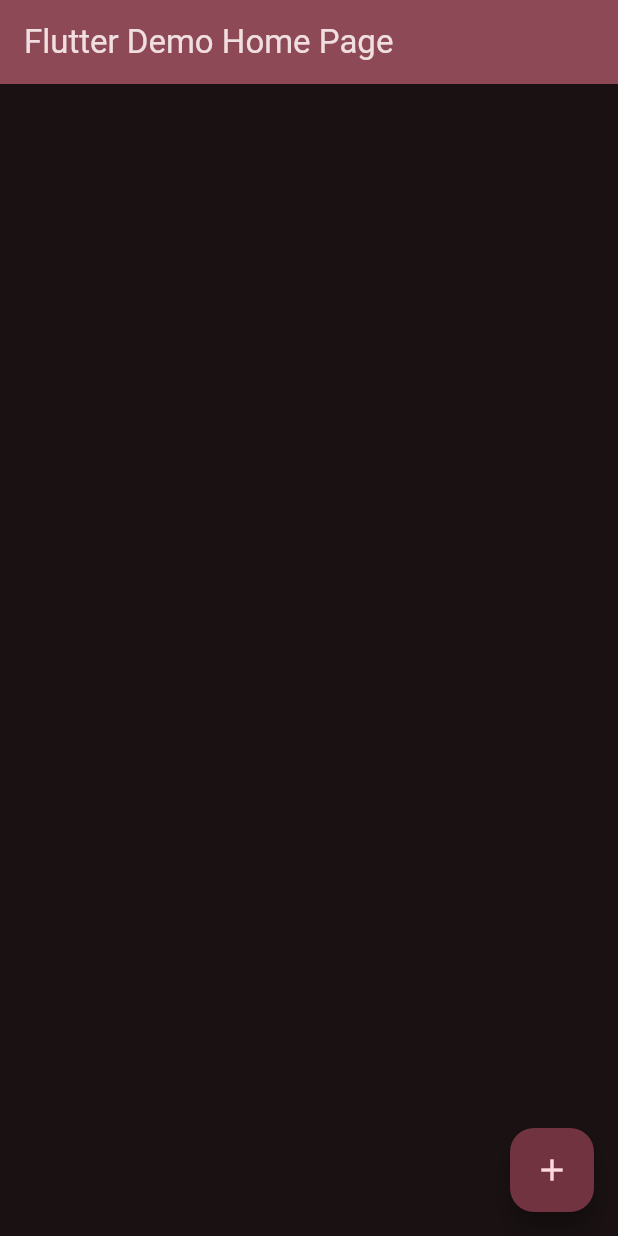
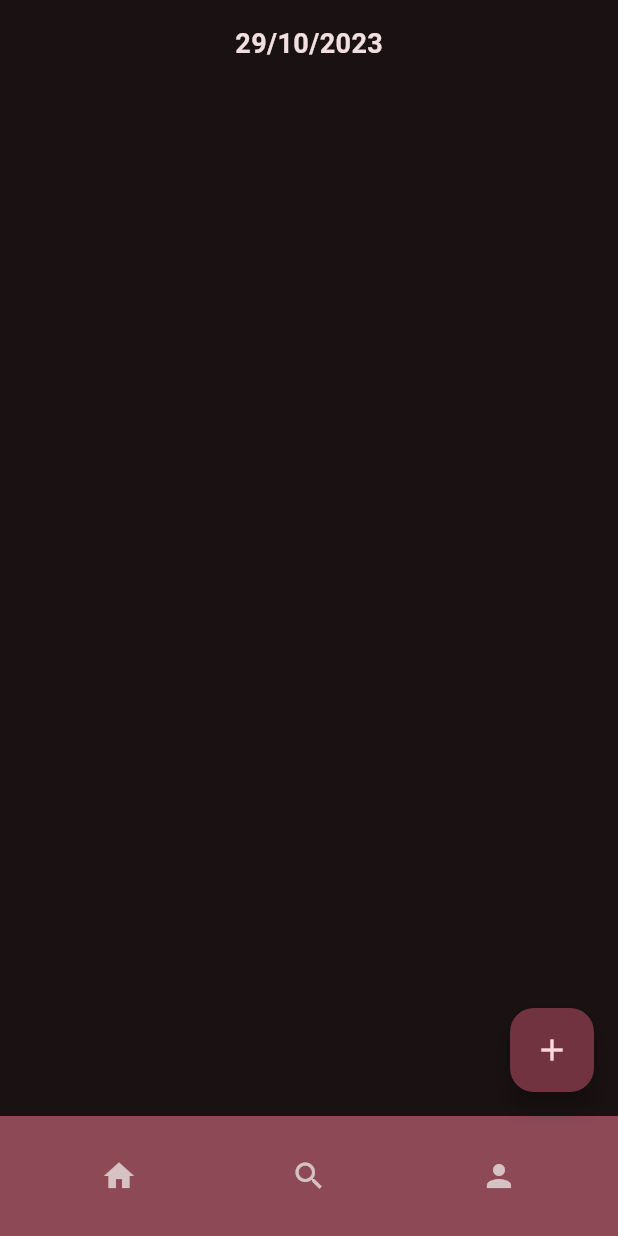
Before and after one commit to lethiwe-mwendwa/Moduleo-HAD23, a Flutter app: the screen it shows after launch, on a phone screen of 412 x 824 dp. Run offline on Flutter 3.47's test engine with Material 2 defaults, Android fonts, the phone set to English and light mode, and no system bars.

Commit message:
Nav :bared, Dated: added

```diff
--- a/lib/main.dart
+++ b/lib/main.dart
@@ -52,23 +52,67 @@
 
   @override
   Widget build(BuildContext context) {
+    DateTime currentDate = DateTime.now();
+    String formattedDate =
+        "${currentDate.day}/${currentDate.month}/${currentDate.year}";
+
     return Scaffold(
-      appBar: AppBar(
-        backgroundColor: Theme.of(context).colorScheme.inversePrimary,
-        title: Text(widget.title),
-      ),
-      body: GridView.builder(
-        gridDelegate: const SliverGridDelegateWithFixedCrossAxisCount(
-          crossAxisCount: 4, // Number of columns in the grid
+      body: SafeArea(
+        child: Column(
+          children: <Widget>[
+            Container(
+              padding: EdgeInsets.only(top: 16.0),
+              child: Text(
+                formattedDate,
+                style: TextStyle(
+                  fontSize: 18,
+                  fontWeight: FontWeight.bold,
+                ),
+              ),
+            ),
+            Expanded(
+              child: GridView.builder(
+                gridDelegate: const SliverGridDelegateWithFixedCrossAxisCount(
+                  crossAxisCount: 4, // Number of columns in the grid
+                ),
+                itemCount: _counter, // Number of items in the grid
+                itemBuilder: (context, index) => _buildItem(context, index),
+              ),
+            ),
+          ],
         ),
-        itemCount: _counter, // Number of items in the grid
-        itemBuilder: (context, index) => _buildItem(context, index),
       ),
       floatingActionButton: FloatingActionButton(
         onPressed: _incrementCounter,
         tooltip: 'Increment',
         child: const Icon(Icons.add),
       ),
+      bottomNavigationBar: BottomAppBar(
+        color: Theme.of(context).colorScheme.inversePrimary,
+        child: Row(
+          mainAxisAlignment: MainAxisAlignment.spaceAround,
+          children: [
+            IconButton(
+              icon: Icon(Icons.home),
+              onPressed: () {
+                // Handle home button tap
+              },
+            ),
+            IconButton(
+              icon: Icon(Icons.search),
+              onPressed: () {
+                // Handle search button tap
+              },
+            ),
+            IconButton(
+              icon: Icon(Icons.person),
+              onPressed: () {
+                // Handle profile button tap
+              },
+            ),
+          ],
+        ),
+      ),
     );
   }
 }
```
